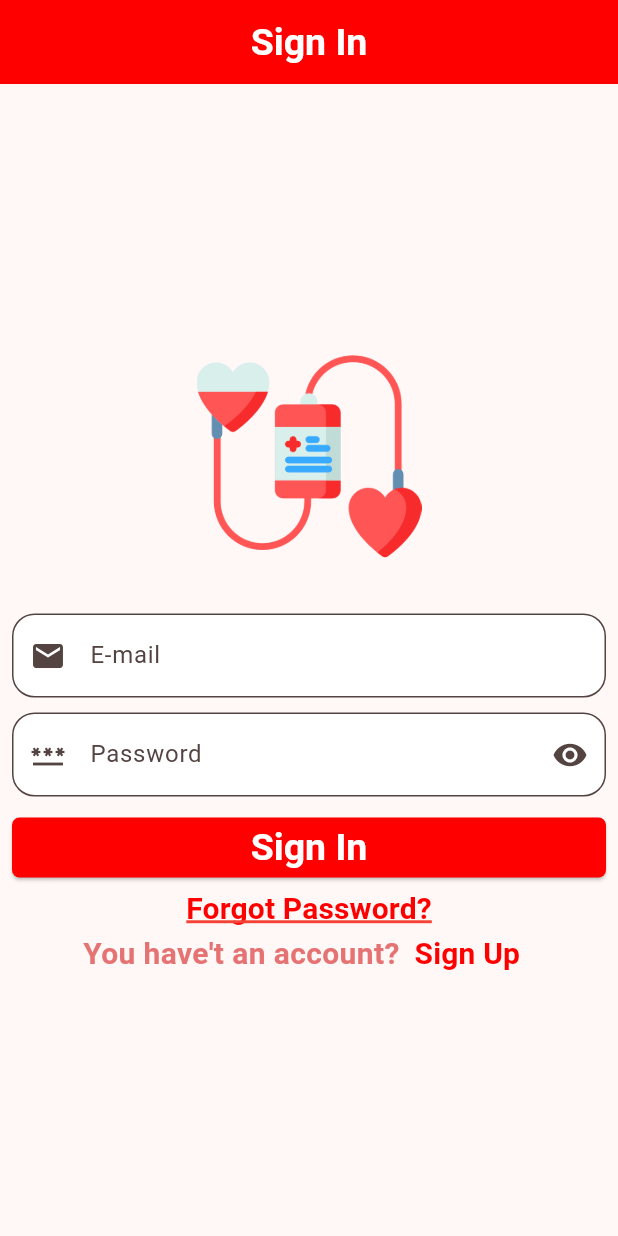
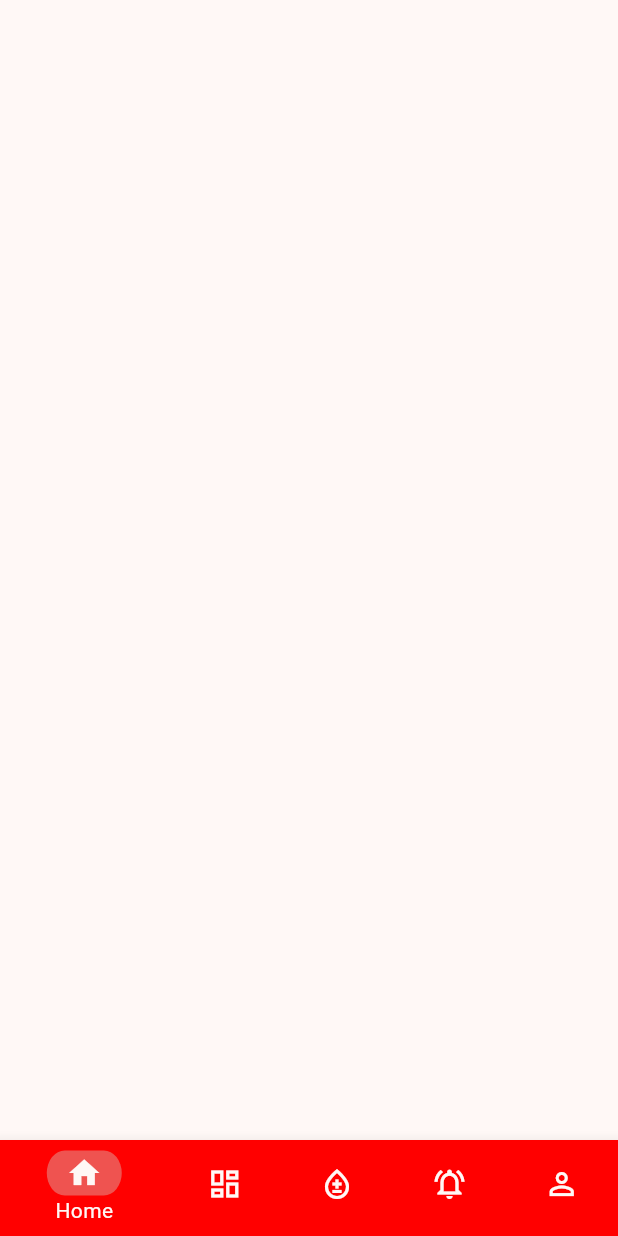
Before and after one commit to partho-debnath/donate-blood-flutter, a Flutter app: the screen it shows after launch, on a phone screen of 412 x 824 dp. Run offline on Flutter 3.47's test engine with Material 3 defaults, Android fonts, the phone set to English and light mode, and no system bars; our stand-ins replace get, image_picker, intl_phone_field, location.

Commit message:
Main Screens BottomNavigationBar added

```diff
--- a/lib/applications/blood_donate.dart
+++ b/lib/applications/blood_donate.dart
@@ -2,6 +2,7 @@ import 'package:flutter/material.dart';
 import 'package:get/get.dart';
 
 import '../presentation/ui/screens/home_screen.dart';
+import '../presentation/ui/screens/main_screens.dart';
 import '../presentation/ui/screens/send_email_otp_screen.dart';
 import '../presentation/ui/screens/sign_in_screen.dart';
 import '../presentation/ui/screens/sign_up_first_screen.dart';
@@ -72,11 +73,15 @@ class BloodDonate extends StatelessWidget {
           ),
         ),
       ),
-      initialRoute: SignInScreen.routeName,
-      getPages: [
+      initialRoute: MainScreen.routeName,
+      getPages: <GetPage>[
         GetPage(
           name: SplashScreen.routeName,
           page: () => const SplashScreen(),
+        ),
+        GetPage(
+          name: MainScreen.routeName,
+          page: () => const MainScreen(),
         ),
         GetPage(
           name: SignInScreen.routeName,
--- /dev/null
+++ b/lib/presentation/ui/screens/main_screens.dart
@@ -0,0 +1,88 @@
+import 'dart:developer';
+
+import 'package:flutter/material.dart';
+
+class MainScreen extends StatefulWidget {
+  static const String routeName = '/main-screen/';
+  const MainScreen({super.key});
+
+  @override
+  State<MainScreen> createState() => _MainScreenState();
+}
+
+class _MainScreenState extends State<MainScreen> {
+  int currentIndex = 0;
+
+  @override
+  Widget build(BuildContext context) {
+    return Scaffold(
+      bottomNavigationBar: BottomNavigationBar(
+        currentIndex: currentIndex,
+        onTap: (index) {
+          if (mounted) {
+            setState(() {
+              currentIndex = index;
+            });
+          }
+        },
+        backgroundColor: const Color(0xffff0000),
+        items: <BottomNavigationBarItem>[
+          BottomNavigationBarItem(
+            activeIcon: bottomNavigationBarItemActiveIcon(
+              const Icon(Icons.home),
+            ),
+            icon: const Icon(Icons.home_outlined),
+            label: 'Home',
+            backgroundColor: const Color(0xffff0000),
+          ),
+          BottomNavigationBarItem(
+            icon: const Icon(Icons.dashboard_outlined),
+            label: 'Dashboard',
+            backgroundColor: const Color(0xffff0000),
+            activeIcon: bottomNavigationBarItemActiveIcon(
+              const Icon(Icons.dashboard),
+            ),
+          ),
+          BottomNavigationBarItem(
+            icon: const Icon(Icons.bloodtype_outlined),
+            label: 'Ask Blood',
+            backgroundColor: const Color(0xffff0000),
+            activeIcon: bottomNavigationBarItemActiveIcon(
+              const Icon(Icons.bloodtype_rounded),
+            ),
+          ),
+          BottomNavigationBarItem(
+            icon: const Icon(Icons.notifications_active_outlined),
+            label: 'Notifications',
+            backgroundColor: const Color(0xffff0000),
+            activeIcon: bottomNavigationBarItemActiveIcon(
+              const Icon(Icons.notifications_active_sharp),
+            ),
+          ),
+          BottomNavigationBarItem(
+            icon: const Icon(Icons.person_outline),
+            label: 'Profile',
+            backgroundColor: const Color(0xffff0000),
+            activeIcon: bottomNavigationBarItemActiveIcon(
+              const Icon(Icons.person),
+            ),
+          ),
+        ],
+      ),
+    );
+  }
+
+  Container bottomNavigationBarItemActiveIcon(Icon icon) {
+    return Container(
+      width: 50,
+      height: 30,
+      decoration: BoxDecoration(
+        borderRadius: const BorderRadius.all(
+          Radius.elliptical(20, 25),
+        ),
+        color: Colors.red.shade400,
+      ),
+      child: icon,
+    );
+  }
+}
```
